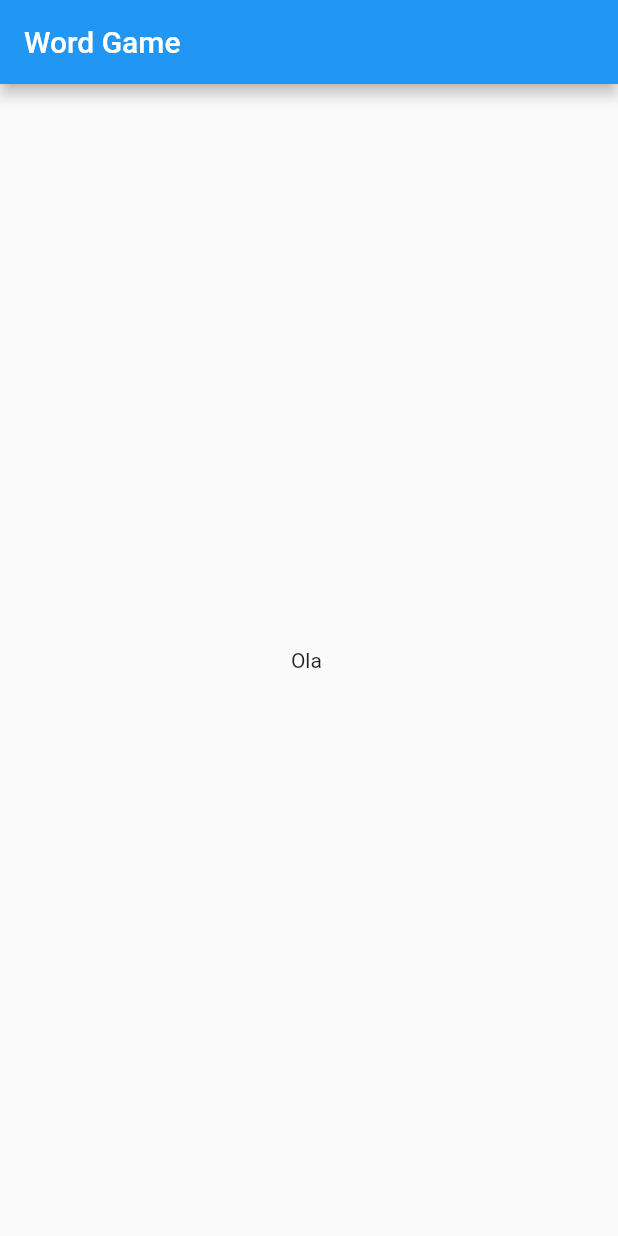
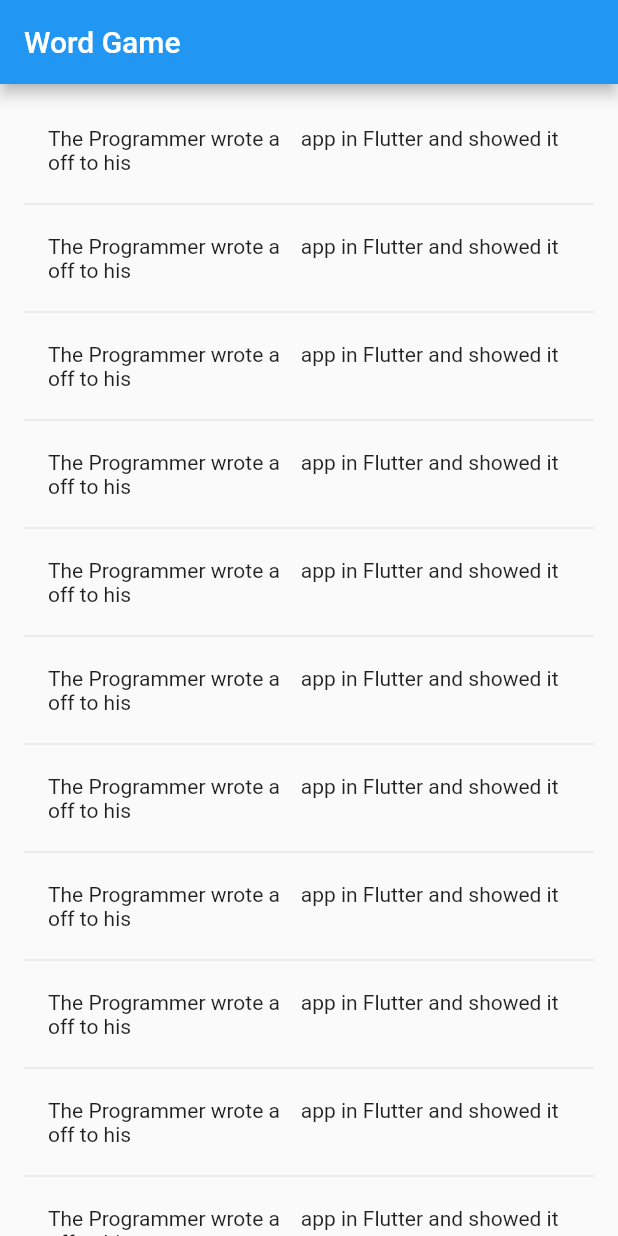
Before and after one commit to tandavala/word_game, a Flutter app: the screen it shows after launch, on a phone screen of 412 x 824 dp. Run offline on Flutter 3.47's test engine with Material 2 defaults, Android fonts, the phone set to English and light mode, and no system bars; missing offline and left inert: random_words.

Commit message:
add a list of sentences

```diff
--- a/lib/main.dart
+++ b/lib/main.dart
@@ -8,9 +8,6 @@ void main() => runApp(MyApp());
 class MyApp extends StatelessWidget {
   @override
   Widget build(BuildContext context) {
-    final noun = new WordNoun.random();
-    final adjective = WordAdjective.random();
-
     return MaterialApp(
       title: 'Word Game',
       home: RandomSentences(),
@@ -24,18 +21,52 @@ class RandomSentences extends StatefulWidget {
 }
 
 class _RandomSentecesState extends State<RandomSentences> {
+  final _sentences = <String>[];
+  final _biggerFont = const TextStyle(fontSize: 14.0);
+
   @override
-  final adjective = WordAdjective.random();
-  final noun = WordNoun.random();
-
   Widget build(BuildContext context) {
     return Scaffold(
       appBar: AppBar(
         title: Text("Word Game"),
       ),
       body: Center(
-        child: Text("Ola ${noun.asCapitalized}"),
+        child: _buildSenteces(),
       ),
     );
   }
+
+  Widget _buildRow(String sentence) {
+    return ListTile(
+      title: Text(
+        sentence,
+        style: _biggerFont,
+      ),
+    );
+  }
+
+  String _getSentence() {
+    final adjective = WordAdjective.random();
+    final noun = WordNoun.random();
+
+    return "The Programmer wrote a  ${adjective.asCapitalized} "
+        " app in Flutter and showed it "
+        "off to his ${noun.asCapitalized}";
+  }
+
+  Widget _buildSenteces() {
+    return ListView.builder(
+      padding: const EdgeInsets.all(16.0),
+      itemBuilder: (context, i) {
+        if (i.isOdd) return Divider();
+        final index = 1 ~/ 2;
+        if (index >= _sentences.length) {
+          for (int x = 0; x < 10; x++) {
+            _sentences.add(_getSentence());
+          }
+        }
+        return _buildRow(_sentences[index]);
+      },
+    );
+  }
 }
```
